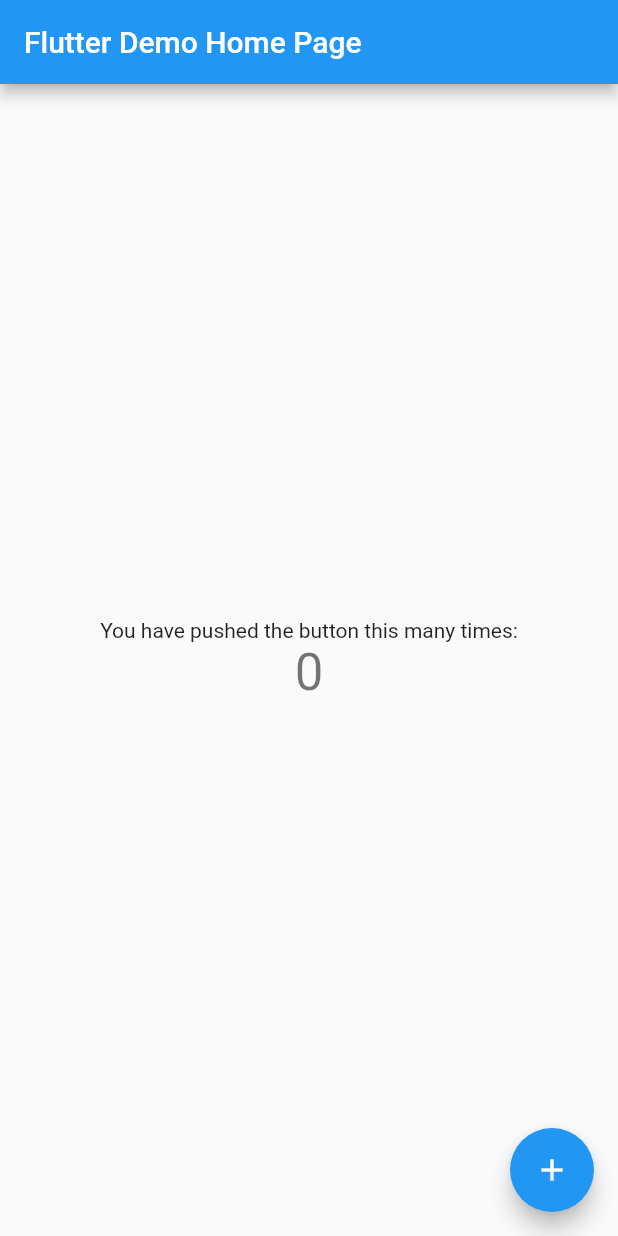
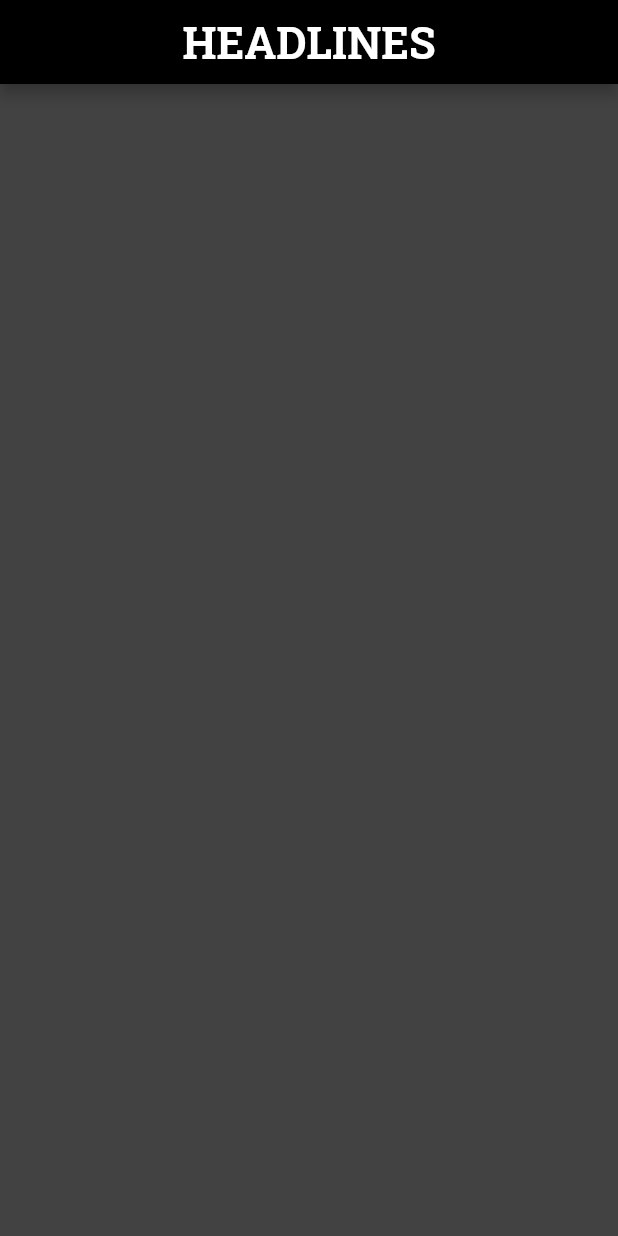
Before and after one commit to VishalKumarMauray/api, a Flutter app: the screen it shows after launch, on a phone screen of 412 x 824 dp. Run offline on Flutter 3.47's test engine with Material 2 defaults, Android fonts, the phone set to English and light mode, and no system bars.

Commit message:
basic structure

```diff
--- a/lib/main.dart
+++ b/lib/main.dart
@@ -7,109 +7,43 @@ void main() {
 class MyApp extends StatelessWidget {
   const MyApp({super.key});
 
-  // This widget is the root of your application.
   @override
   Widget build(BuildContext context) {
     return MaterialApp(
-      title: 'Flutter Demo',
-      theme: ThemeData(
-        // This is the theme of your application.
-        //
-        // Try running your application with "flutter run". You'll see the
-        // application has a blue toolbar. Then, without quitting the app, try
-        // changing the primarySwatch below to Colors.green and then invoke
-        // "hot reload" (press "r" in the console where you ran "flutter run",
-        // or simply save your changes to "hot reload" in a Flutter IDE).
-        // Notice that the counter didn't reset back to zero; the application
-        // is not restarted.
-        primarySwatch: Colors.blue,
-      ),
-      home: const MyHomePage(title: 'Flutter Demo Home Page'),
+      home: MyHomePage(),
     );
   }
 }
 
 class MyHomePage extends StatefulWidget {
-  const MyHomePage({super.key, required this.title});
-
-  // This widget is the home page of your application. It is stateful, meaning
-  // that it has a State object (defined below) that contains fields that affect
-  // how it looks.
-
-  // This class is the configuration for the state. It holds the values (in this
-  // case the title) provided by the parent (in this case the App widget) and
-  // used by the build method of the State. Fields in a Widget subclass are
-  // always marked "final".
-
-  final String title;
 
   @override
   State<MyHomePage> createState() => _MyHomePageState();
 }
 
 class _MyHomePageState extends State<MyHomePage> {
-  int _counter = 0;
-
-  void _incrementCounter() {
-    setState(() {
-      // This call to setState tells the Flutter framework that something has
-      // changed in this State, which causes it to rerun the build method below
-      // so that the display can reflect the updated values. If we changed
-      // _counter without calling setState(), then the build method would not be
-      // called again, and so nothing would appear to happen.
-      _counter++;
-    });
-  }
 
   @override
   Widget build(BuildContext context) {
-    // This method is rerun every time setState is called, for instance as done
-    // by the _incrementCounter method above.
-    //
-    // The Flutter framework has been optimized to make rerunning build methods
-    // fast, so that you can just rebuild anything that needs updating rather
-    // than having to individually change instances of widgets.
+
     return Scaffold(
-      appBar: AppBar(
-        // Here we take the value from the MyHomePage object that was created by
-        // the App.build method, and use it to set our appbar title.
-        title: Text(widget.title),
+     appBar: AppBar(
+       backgroundColor: Colors.black,
+       title: Center(
+         child: Text(
+             "HEADLINES",
+             style: TextStyle(
+               color: Colors.white,
+               fontSize: 29,
+               fontFamily: 'Roboto_Slab',
+               fontWeight: FontWeight.bold,
+             ),
+         ),
+       ),
+     ),
+      body: Container(
+        color: Colors.grey[800],
       ),
-      body: Center(
-        // Center is a layout widget. It takes a single child and positions it
-        // in the middle of the parent.
-        child: Column(
-          // Column is also a layout widget. It takes a list of children and
-          // arranges them vertically. By default, it sizes itself to fit its
-          // children horizontally, and tries to be as tall as its parent.
-          //
-          // Invoke "debug painting" (press "p" in the console, choose the
-          // "Toggle Debug Paint" action from the Flutter Inspector in Android
-          // Studio, or the "Toggle Debug Paint" command in Visual Studio Code)
-          // to see the wireframe for each widget.
-          //
-          // Column has various properties to control how it sizes itself and
-          // how it positions its children. Here we use mainAxisAlignment to
-          // center the children vertically; the main axis here is the vertical
-          // axis because Columns are vertical (the cross axis would be
-          // horizontal).
-          mainAxisAlignment: MainAxisAlignment.center,
-          children: <Widget>[
-            const Text(
-              'You have pushed the button this many times:',
-            ),
-            Text(
-              '$_counter',
-              style: Theme.of(context).textTheme.headline4,
-            ),
-          ],
-        ),
-      ),
-      floatingActionButton: FloatingActionButton(
-        onPressed: _incrementCounter,
-        tooltip: 'Increment',
-        child: const Icon(Icons.add),
-      ), // This trailing comma makes auto-formatting nicer for build methods.
     );
   }
 }
```
Also changed, not shown: pubspec.yaml (+7 -6 lines), lib/fonts/RobotoSlab-Bold.ttf (added), lib/fonts/RobotoSlab-Regular.ttf (added).
